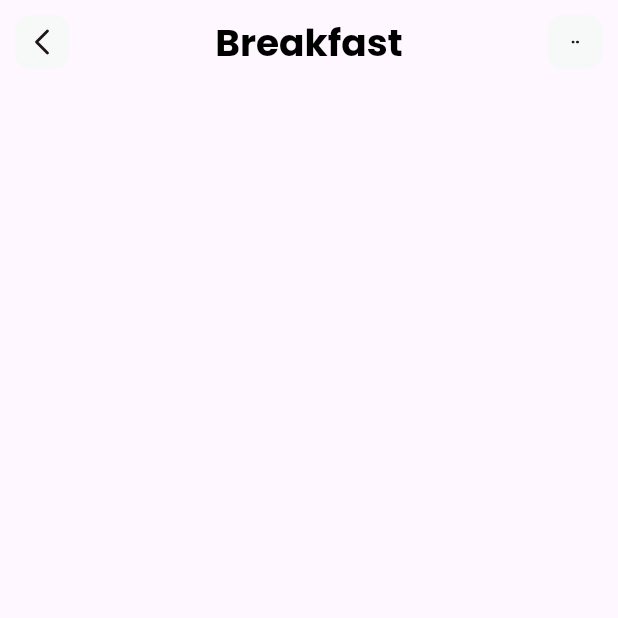
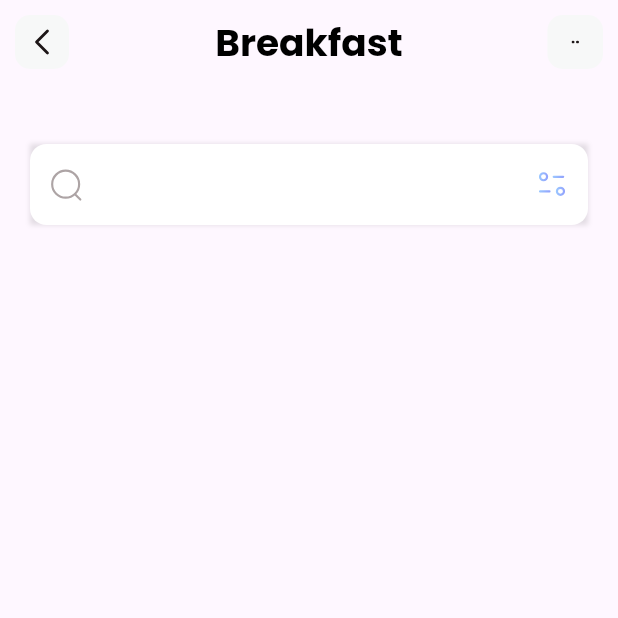
Before and after one commit to AnasAlmukahal/fitnessApp, a Flutter app: the screen it shows after launch, on a phone screen of 412 x 824 dp, the top half of it. Run offline on Flutter 3.47's test engine with Material 3 defaults, Android fonts, the phone set to English and light mode, and no system bars; our stand-ins replace flutter_svg.

Commit message:
added search bar, nonfunctional for now.

```diff
--- a/fitness/lib/pages/home.dart
+++ b/fitness/lib/pages/home.dart
@@ -7,7 +7,40 @@ class HomePage extends StatelessWidget {
   @override
   Widget build(BuildContext context) {
     return Scaffold(
-      appBar: appBar(context)
+      appBar: appBar(context),
+       body: Column(
+         children: [
+           Container(
+             margin: EdgeInsets.only(top: 40, left: 20, right: 20),
+            decoration: BoxDecoration(
+              boxShadow:[
+                BoxShadow(
+                  color: Colors.black.withOpacity(0.11),
+                  blurRadius: 2,
+                  spreadRadius: 0.0
+                )
+              ]
+            ),
+            child: TextField(
+             decoration: InputDecoration(
+               filled: true,
+               fillColor: Colors.white,
+               contentPadding: EdgeInsets.all(15),
+               prefixIcon:Padding(padding: const EdgeInsets.all(12),
+                 child: SvgPicture.asset('assets/icons/Search.svg'),
+               ),
+               suffixIcon:Padding(padding: const EdgeInsets.all(12),
+                 child: SvgPicture.asset('assets/icons/Filter.svg'),
+               ),
+               border: OutlineInputBorder(
+                 borderRadius: BorderRadius.circular(11),
+                 borderSide: BorderSide.none
+               ),
+             ),
+           ),
+           )
+         ],
+       ),
     );
   }
 
```
